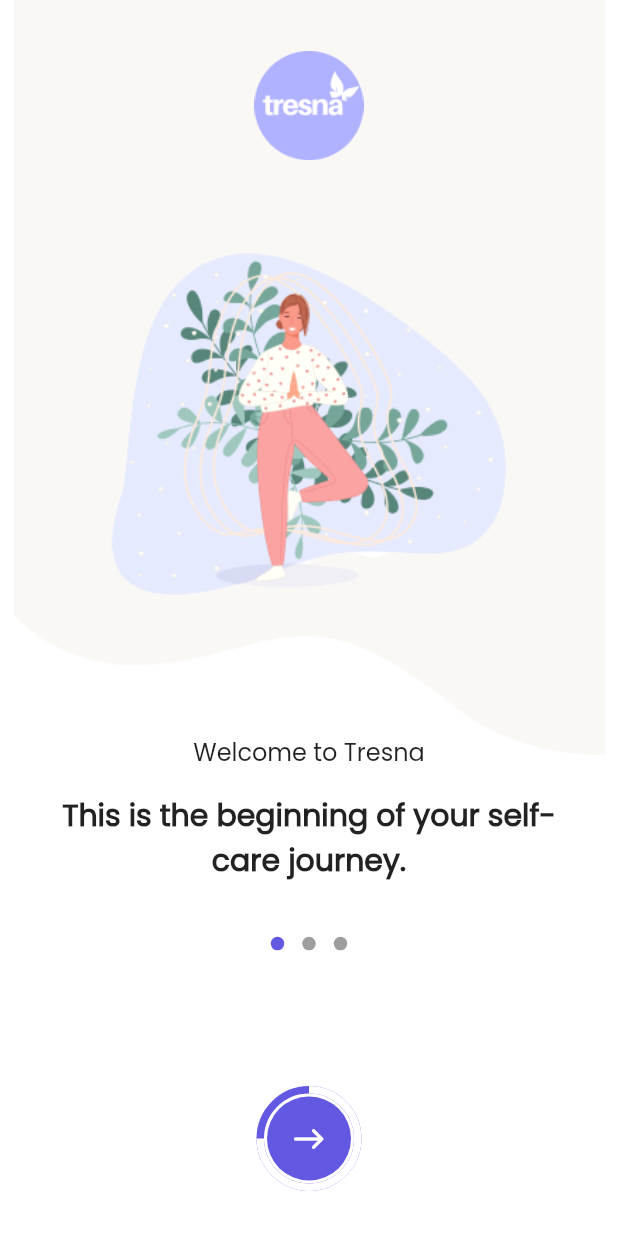
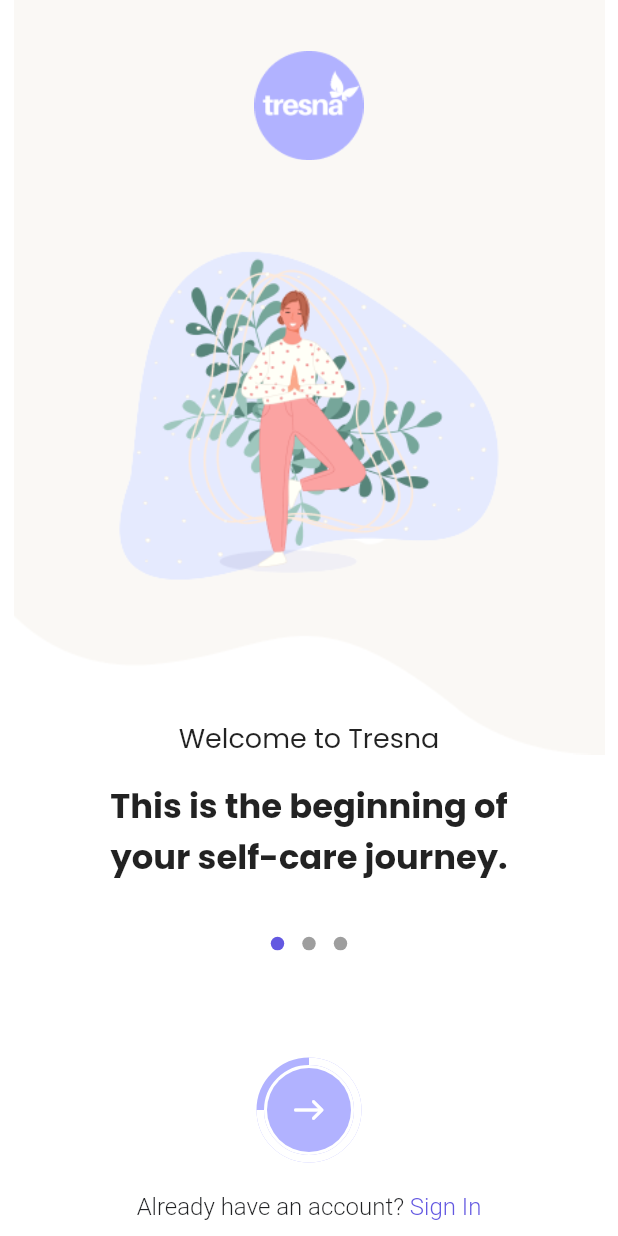
Before and after one commit to tresna-app/mobile_mvp, a Flutter app: the screen it shows after launch, on a phone screen of 412 x 824 dp. Run offline on Flutter 3.47's test engine with Material 2 defaults, Android fonts, the phone set to English and light mode, and no system bars; drawn by our look-alikes of dots_indicator, percent_indicator; our stand-ins replace bloc, chewie, firebase_auth, firebase_core, firebase_storage, flutter_bloc and 6 more; missing offline and left inert: custom_timer; accounts and stored records are empty.

Commit message:
Onboarding UI updates
* Tresna color palette added to color constant.
* Adding new line to all onboarding texts to show exactly same as figma design.
* SignIn page event added to Onboarding page in order to redirect user to sign in page when they click ''Already have an account' text during onboarding
* const keyword added as a suggestion of dart
* 'Already have an account' text added to onboarding as richtext component
* Fontsize updated for onboarding titles and description

```diff
--- a/lib/core/const/color_constants.dart
+++ b/lib/core/const/color_constants.dart
@@ -1,6 +1,13 @@
 import 'package:flutter/material.dart';
 
 class ColorConstants {
+  // Tresna color palette
+  // https://colorhunt.co/palette/b1b2ffaac4ffd2daffeef1ff
+  static const primary = Color.fromARGB(255, 177, 178, 255);
+  static const secondary = Color.fromARGB(255, 170, 196, 255);
+  static const tertiary = Color.fromARGB(255, 210, 218, 255);
+  static const quaternary = Color.fromARGB(255, 238, 241, 255);
+
   static const textColor = Color(0xFF1F2022);
   static const primaryColor = Color(0xFF6358E1);
 
--- a/lib/core/const/text_constants.dart
+++ b/lib/core/const/text_constants.dart
@@ -6,11 +6,11 @@ class TextConstants {
   static const String onboardingTitle = "Welcome to Tresna";
 
   static const String onboarding1Description =
-      "This is the beginning of your self-care journey.";
+      "This is the beginning of \nyour self-care journey.";
   static const String onboarding2Description =
-      "Create new routines. It`s your turn to take care of you.";
+      "Create new routines. \nIt`s your turn to \ntake care of you.";
   static const String onboarding3Description =
-      "Connect with people going through similar life challenges.";
+      "Connect with people going \nthrough similar life challenges.";
 
   // Sign Up
   static const String signUp = "Sign up";
--- a/lib/screens/onboarding/bloc/onboarding_bloc.dart
+++ b/lib/screens/onboarding/bloc/onboarding_bloc.dart
@@ -35,6 +35,8 @@ class OnboardingBloc extends Bloc<OnboardingEvent, OnboardingState> {
     } else if (event is PageSwipedEvent) {
       pageIndex = event.index;
       yield PageChangedState(counter: pageIndex);
+    } else if (event is SignInTappedEvent) {
+      yield NextSignInPageState();
     }
   }
 }
--- a/lib/screens/onboarding/bloc/onboarding_event.dart
+++ b/lib/screens/onboarding/bloc/onboarding_event.dart
@@ -10,3 +10,5 @@ class PageSwipedEvent extends OnboardingEvent {
 
   PageSwipedEvent({required this.index});
 }
+
+class SignInTappedEvent extends OnboardingEvent {}
--- a/lib/screens/onboarding/bloc/onboarding_state.dart
+++ b/lib/screens/onboarding/bloc/onboarding_state.dart
@@ -14,3 +14,5 @@ class PageChangedState extends OnboardingState {
 }
 
 class NextScreenState extends OnboardingState {}
+
+class NextSignInPageState extends OnboardingState {}
--- a/lib/screens/onboarding/page/onboarding_page.dart
+++ b/lib/screens/onboarding/page/onboarding_page.dart
@@ -2,6 +2,7 @@ import 'package:flutter/material.dart';
 import 'package:flutter_bloc/flutter_bloc.dart';
 import 'package:mobile_mvp/screens/onboarding/bloc/onboarding_bloc.dart';
 import 'package:mobile_mvp/screens/onboarding/widget/onboarding_content.dart';
+import 'package:mobile_mvp/screens/sign_in/page/sign_in_page.dart';
 import 'package:mobile_mvp/screens/sign_up/page/sign_up_page.dart';
 
 class OnboardingPage extends StatelessWidget {
@@ -16,8 +17,10 @@ class OnboardingPage extends StatelessWidget {
     return BlocProvider<OnboardingBloc>(
       create: (BuildContext context) => OnboardingBloc(),
       child: BlocConsumer<OnboardingBloc, OnboardingState>(
-        listenWhen: (_, currState) => currState is NextScreenState,
+        listenWhen: (_, currState) =>
+            currState is NextScreenState || currState is NextSignInPageState,
         listener: (context, state) {
+          if (state is NextScreenState) {
             Navigator.of(context).pushReplacement(
               MaterialPageRoute(
                 builder: (_) {
@@ -25,6 +28,10 @@ class OnboardingPage extends StatelessWidget {
                 },
               ),
             );
+          } else if (state is NextSignInPageState) {
+            Navigator.of(context).pushReplacement(
+                MaterialPageRoute(builder: (_) => SignInPage()));
+          }
         },
         buildWhen: (_, currState) => currState is OnboardingInitial,
         builder: (context, state) {
--- a/lib/screens/onboarding/widget/onboarding_content.dart
+++ b/lib/screens/onboarding/widget/onboarding_content.dart
@@ -1,9 +1,11 @@
 import 'package:dots_indicator/dots_indicator.dart';
+import 'package:flutter/gestures.dart';
 import 'package:flutter/material.dart';
 import 'package:flutter_bloc/flutter_bloc.dart';
 import 'package:mobile_mvp/core/const/color_constants.dart';
 import 'package:mobile_mvp/core/const/data_constants.dart';
 import 'package:mobile_mvp/core/const/path_constants.dart';
+import 'package:mobile_mvp/core/const/text_constants.dart';
 import 'package:mobile_mvp/screens/onboarding/bloc/onboarding_bloc.dart';
 import 'package:percent_indicator/circular_percent_indicator.dart';
 
@@ -13,7 +15,7 @@ class OnboardingContent extends StatelessWidget {
     final bloc = BlocProvider.of<OnboardingBloc>(context);
     return SafeArea(
       child: Container(
-        decoration: BoxDecoration(
+        decoration: const BoxDecoration(
           image: DecorationImage(
               image: AssetImage(PathConstants.vector),
               alignment: Alignment.topCenter),
@@ -50,7 +52,7 @@ class OnboardingContent extends StatelessWidget {
   Widget _createStatic(OnboardingBloc bloc) {
     return Column(
       children: [
-        SizedBox(
+        const SizedBox(
           height: 30,
         ),
         BlocBuilder<OnboardingBloc, OnboardingState>(
@@ -59,36 +61,36 @@ class OnboardingContent extends StatelessWidget {
             return DotsIndicator(
               dotsCount: 3,
               position: bloc.pageIndex.toDouble(),
-              decorator: DotsDecorator(
+              decorator: const DotsDecorator(
                 color: Colors.grey,
                 activeColor: ColorConstants.primaryColor,
               ),
             );
           },
         ),
-        Spacer(),
+        const Spacer(),
         BlocBuilder<OnboardingBloc, OnboardingState>(
           buildWhen: (_, currState) => currState is PageChangedState,
           builder: (context, state) {
             final percent = _getPercent(bloc.pageIndex);
             return TweenAnimationBuilder<double>(
                 tween: Tween<double>(begin: 0, end: percent),
-                duration: Duration(milliseconds: 750),
+                duration: const Duration(milliseconds: 750),
                 builder: (context, value, _) => CircularPercentIndicator(
                       radius: 35,
-                      backgroundColor: ColorConstants.primaryColor,
+                      backgroundColor: ColorConstants.primary,
                       progressColor: Colors.white,
                       percent: 1 - value,
                       center: Material(
-                        shape: CircleBorder(),
-                        color: ColorConstants.primaryColor,
+                        shape: const CircleBorder(),
+                        color: ColorConstants.primary,
                         child: RawMaterialButton(
-                          shape: CircleBorder(),
+                          shape: const CircleBorder(),
                           onPressed: () {
                             bloc.add(PageChangedEvent());
                           },
-                          child: Padding(
-                            padding: const EdgeInsets.all(16.0),
+                          child: const Padding(
+                            padding: EdgeInsets.all(16.0),
                             child: Icon(
                               Icons.east_rounded,
                               size: 24.0,
@@ -100,7 +102,31 @@ class OnboardingContent extends StatelessWidget {
                     ));
           },
         ),
-        SizedBox(height: 30),
+        const SizedBox(height: 20),
+        RichText(
+          text: TextSpan(
+            text: TextConstants.alreadyHaveAccount,
+            style: const TextStyle(
+              color: ColorConstants.textBlack,
+              fontSize: 16,
+              fontWeight: FontWeight.w300, // Light
+            ),
+            children: [
+              TextSpan(
+                text: " ${TextConstants.signIn}",
+                style: const TextStyle(
+                  color: ColorConstants.primaryColor,
+                  fontSize: 16,
+                ),
+                recognizer: TapGestureRecognizer()
+                  ..onTap = () {
+                    bloc.add(SignInTappedEvent());
+                  },
+              ),
+            ],
+          ),
+        ),
+        const SizedBox(height: 10),
       ],
     );
   }
--- a/lib/screens/onboarding/widget/onboarding_tile.dart
+++ b/lib/screens/onboarding/widget/onboarding_tile.dart
@@ -26,8 +26,8 @@ class OnboardingTile extends StatelessWidget {
           const SizedBox(height: 65),
           Text(
             title,
-            style: TextStyle(
-              fontSize: 16.0,
+            style: const TextStyle(
+              fontSize: 18.0,
             ),
           ),
           const SizedBox(height: 15),
@@ -37,8 +37,8 @@ class OnboardingTile extends StatelessWidget {
             ),
             child: Text(
               mainText,
-              style: TextStyle(
-                fontSize: 20.0,
+              style: const TextStyle(
+                fontSize: 22.5,
                 fontWeight: FontWeight.w700,
               ),
               textAlign: TextAlign.center,
--- a/lib/screens/sign_up/widget/sign_up_content.dart
+++ b/lib/screens/sign_up/widget/sign_up_content.dart
@@ -34,9 +34,9 @@ class SignUpContent extends StatelessWidget {
                   return _createLoading();
                 } else if (state is NextTabBarPageState ||
                     state is ErrorState) {
-                  return SizedBox();
+                  return const SizedBox();
                 }
-                return SizedBox();
+                return const SizedBox();
               },
             ),
           ],
@@ -71,7 +71,7 @@ class SignUpContent extends StatelessWidget {
   }
 
   Widget _createTitle() {
-    return Text(
+    return const Text(
       TextConstants.signUp,
       style: TextStyle(
         color: ColorConstants.textBlack,
@@ -181,14 +181,14 @@ class SignUpContent extends StatelessWidget {
     return RichText(
       text: TextSpan(
         text: TextConstants.alreadyHaveAccount,
-        style: TextStyle(
+        style: const TextStyle(
           color: ColorConstants.textBlack,
           fontSize: 18,
         ),
         children: [
           TextSpan(
             text: " ${TextConstants.signIn}",
-            style: TextStyle(
+            style: const TextStyle(
               color: ColorConstants.primaryColor,
               fontSize: 18,
               fontWeight: FontWeight.bold,
```
Also changed, not shown: pubspec.yaml (+3 -6 lines). Lines whose indentation alone changed are shown as unchanged.
